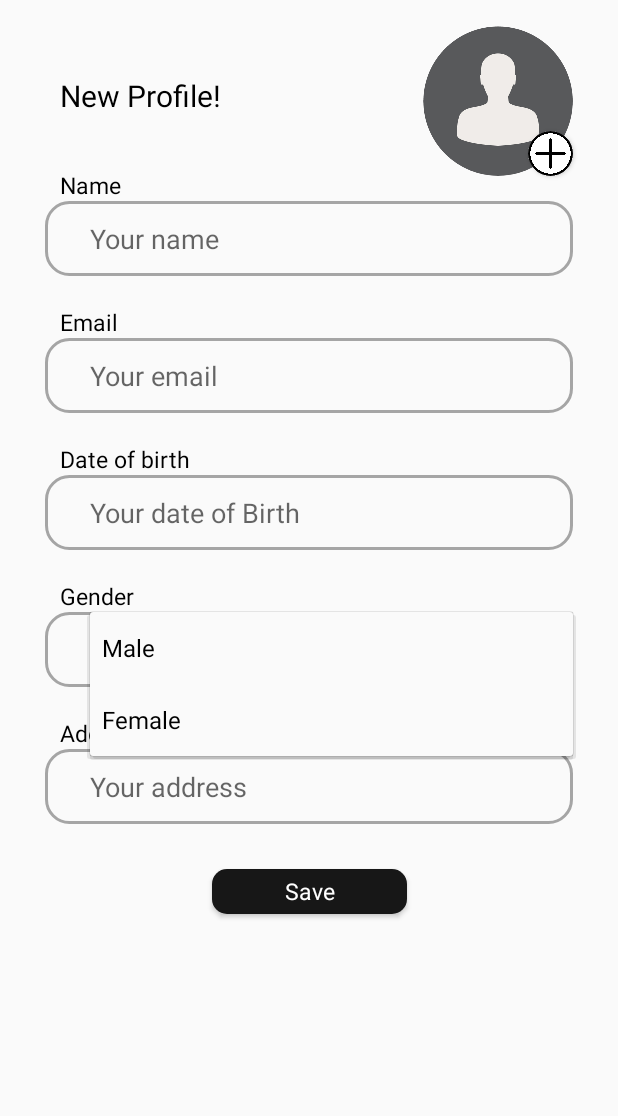
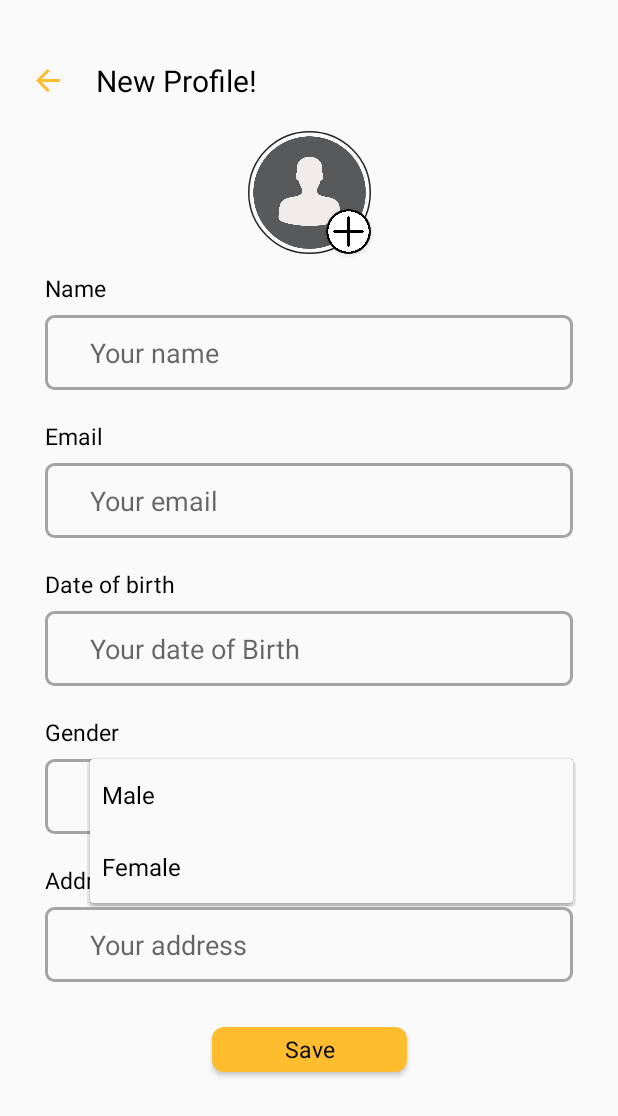
Before and after one commit to KevinDanudoro/SiJobs, an Android app: the NewProfileActivity screen opened directly, with no data from a screen before it, after a tap on "Male", on a phone screen of 412 x 824 dp. Shown: the top 1116 px of the screen. Run offline under Robolectric (Android 15) with nearby library versions, the phone set to English and light mode, and no system bars; our stand-ins replace CircleImageView, Firebase (no records; nobody signed in at launch, a user with empty details on screens opened directly); pictures from the network do not load; Roboto replaces fonts that are not available here.

Commit message:
new profile layout update

```diff
--- a/app/src/main/res/drawable/bubblestroke.xml
+++ b/app/src/main/res/drawable/bubblestroke.xml
@@ -3,5 +3,5 @@
     <stroke android:color="#A5A5A5"
         android:width="2dp"/>
 
-    <corners android:radius="15dp"/>
+    <corners android:radius="5dp"/>
 </shape>
--- /dev/null
+++ b/app/src/main/res/drawable/ic_back_arrow.xml
@@ -0,0 +1,9 @@
+<vector xmlns:android="http://schemas.android.com/apk/res/android"
+    android:width="24dp"
+    android:height="25dp"
+    android:viewportWidth="24"
+    android:viewportHeight="25">
+  <path
+      android:pathData="M7.828,7.256H20V9.256H7.828L13.192,14.62L11.778,16.034L4,8.256L11.778,0.478L13.192,1.892L7.828,7.256Z"
+      android:fillColor="#FEBD2F"/>
+</vector>
--- /dev/null
+++ b/app/src/main/res/drawable/ic_elips_border.xml
@@ -0,0 +1,11 @@
+<vector xmlns:android="http://schemas.android.com/apk/res/android"
+    android:width="82dp"
+    android:height="82dp"
+    android:viewportWidth="82"
+    android:viewportHeight="82">
+  <path
+      android:strokeWidth="1"
+      android:pathData="M41,41m-40.5,0a40.5,40.5 0,1 1,81 0a40.5,40.5 0,1 1,-81 0"
+      android:fillColor="#00000000"
+      android:strokeColor="#242424"/>
+</vector>
--- a/app/src/main/res/layout/activity_new_profile.xml
+++ b/app/src/main/res/layout/activity_new_profile.xml
@@ -6,37 +6,47 @@
     android:layout_height="match_parent"
     tools:context=".NewProfileActivity">
 
+    <ImageView
+        android:id="@+id/iv_backArrow"
+        android:layout_width="wrap_content"
+        android:layout_height="wrap_content"
+        android:layout_marginStart="20dp"
+        android:layout_marginTop="45dp"
+        android:src="@drawable/ic_back_arrow"
+        app:layout_constraintStart_toStartOf="parent"
+        app:layout_constraintTop_toTopOf="parent" />
+
     <TextView
         android:id="@+id/tv_newProfile"
         android:layout_width="wrap_content"
         android:layout_height="wrap_content"
-        android:layout_marginTop="50dp"
-        android:layout_marginStart="40dp"
+        android:layout_marginTop="40dp"
+        android:layout_marginStart="20dp"
         android:fontFamily="@font/roboto_medium"
         android:text="@string/new_profile"
         android:textColor="@color/black"
         android:textSize="20sp"
         app:layout_constraintLeft_toLeftOf="parent"
+        app:layout_constraintStart_toEndOf="@+id/iv_backArrow"
         app:layout_constraintTop_toTopOf="parent" />
 
     <de.hdodenhof.circleimageview.CircleImageView
         android:id="@+id/profile_image"
-        android:layout_width="100dp"
-        android:layout_height="100dp"
+        android:layout_width="75dp"
+        android:layout_height="75dp"
         android:src="@drawable/im_defaultprofile"
-        app:layout_constraintBottom_toTopOf="@+id/et_name"
-        app:layout_constraintEnd_toEndOf="@+id/et_name"
-        app:layout_constraintTop_toTopOf="parent"/>
-
-
+        app:layout_constraintEnd_toEndOf="@id/iv_border"
+        app:layout_constraintStart_toStartOf="@id/iv_border"
+        app:layout_constraintTop_toTopOf="@+id/iv_border"
+        app:layout_constraintBottom_toBottomOf="@+id/iv_border"/>
 
     <androidx.cardview.widget.CardView
         android:id="@+id/cardView2"
         android:layout_width="30dp"
         android:layout_height="30dp"
         app:cardCornerRadius="30dp"
-        app:layout_constraintBottom_toBottomOf="@id/profile_image"
-        app:layout_constraintEnd_toEndOf="@id/profile_image">
+        app:layout_constraintBottom_toBottomOf="@id/iv_border"
+        app:layout_constraintEnd_toEndOf="@id/iv_border">
 
         <ImageView
             android:id="@+id/add_image"
@@ -44,25 +54,37 @@
             android:layout_height="30dp"
             app:srcCompat="@drawable/plusicon" />
 
+
     </androidx.cardview.widget.CardView>
+
+    <ImageView
+        android:id="@+id/iv_border"
+        android:layout_width="wrap_content"
+        android:layout_height="wrap_content"
+        android:layout_marginTop="20dp"
+        android:src="@drawable/ic_elips_border"
+        app:layout_constraintEnd_toEndOf="parent"
+        app:layout_constraintStart_toStartOf="parent"
+        app:layout_constraintTop_toBottomOf="@+id/tv_newProfile" />
 
     <TextView
         android:id="@+id/tv_name"
         android:layout_width="wrap_content"
         android:layout_height="wrap_content"
-        android:layout_marginTop="35dp"
+        android:layout_marginTop="15dp"
         android:fontFamily="@font/roboto"
         android:text="@string/name"
         android:textColor="@color/black"
         android:textSize="15sp"
-        app:layout_constraintStart_toStartOf="@id/tv_newProfile"
-        app:layout_constraintTop_toBottomOf="@+id/tv_newProfile" />
+        app:layout_constraintStart_toStartOf="@+id/et_name"
+        app:layout_constraintTop_toBottomOf="@+id/profile_image" />
 
 
     <EditText
         android:id="@+id/et_name"
         android:layout_width="match_parent"
         android:layout_height="50dp"
+        android:layout_marginTop="7dp"
         android:layout_marginHorizontal="30dp"
         android:autofillHints=""
         android:background="@drawable/bubblestroke"
@@ -91,6 +113,7 @@
         android:layout_width="match_parent"
         android:layout_height="50dp"
         android:layout_marginHorizontal="30dp"
+        android:layout_marginTop="7dp"
         android:autofillHints=""
         android:background="@drawable/bubblestroke"
         android:fontFamily="@font/roboto"
@@ -118,6 +141,7 @@
         android:layout_width="match_parent"
         android:layout_height="50dp"
         android:layout_marginHorizontal="30dp"
+        android:layout_marginTop="7dp"
         android:autofillHints=""
         android:background="@drawable/bubblestroke"
         android:fontFamily="@font/roboto"
@@ -145,6 +169,7 @@
         android:layout_width="match_parent"
         android:layout_height="50dp"
         android:layout_marginHorizontal="30dp"
+        android:layout_marginTop="7dp"
         android:background="@drawable/bubblestroke"
         android:entries="@array/gender"
         android:paddingStart="30dp"
@@ -169,6 +194,7 @@
         android:layout_width="match_parent"
         android:layout_height="50dp"
         android:layout_marginHorizontal="30dp"
+        android:layout_marginTop="7dp"
         android:autofillHints=""
         android:background="@drawable/bubblestroke"
         android:fontFamily="@font/roboto"
@@ -184,12 +210,11 @@
         android:layout_width="130dp"
         android:layout_height="30dp"
         android:layout_marginTop="30dp"
-        android:background="@drawable/shape_login_btn"
-        android:backgroundTint="#171717"
+        android:background="@drawable/bg_yellow"
         android:fontFamily="@font/roboto"
         android:text="@string/save"
         android:textAllCaps="false"
-        android:textColor="@color/white"
+        android:textColor="@color/black"
         android:textSize="15sp"
         app:layout_constraintEnd_toEndOf="parent"
         app:layout_constraintStart_toStartOf="parent"
```
